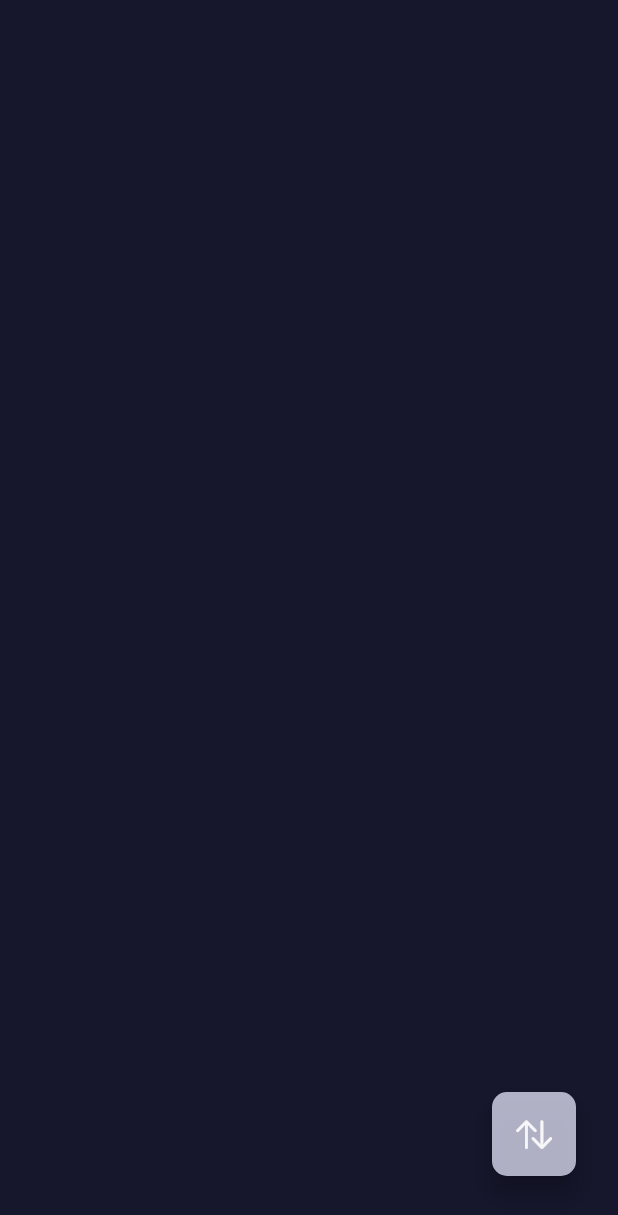
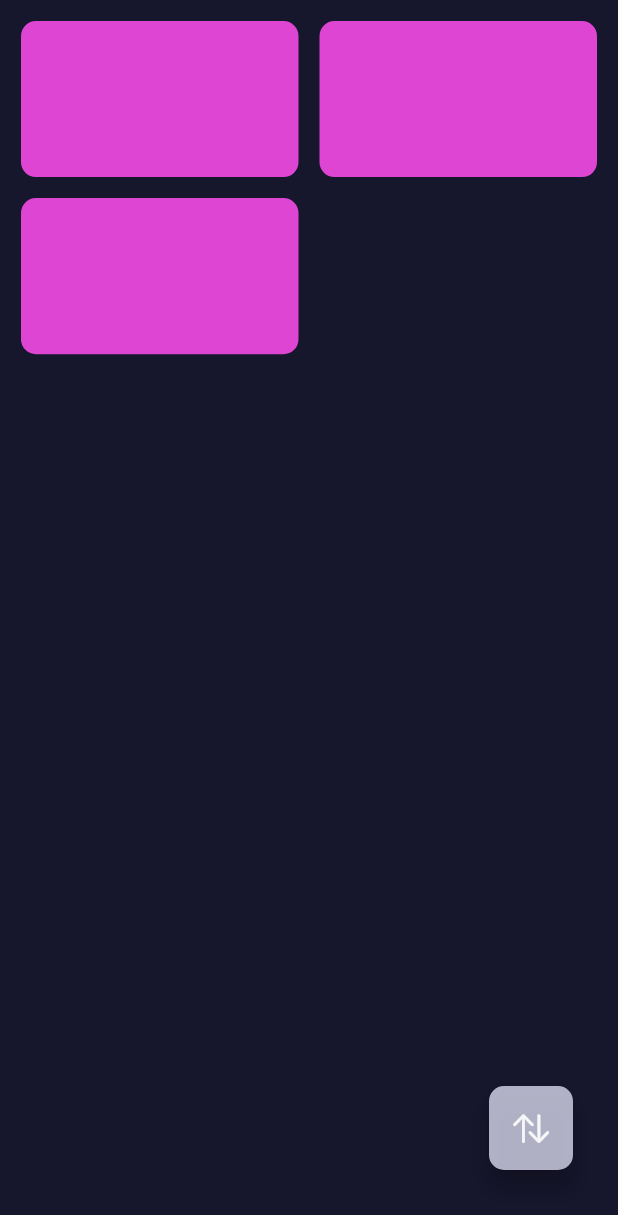
Before and after one commit to Louis-Ian/DogeFinances, a Flutter app: the screen it shows after launch, on a phone screen of 412 x 824 dp. Shown: the top 1215 px of the screen. Run offline on Flutter 3.47's test engine with Material 2 defaults, Android fonts, the light colour scheme and no system bars.

Commit message:
Account widget shape, accounts grid and random "bright" color logic implemented

```diff
--- /dev/null
+++ b/doge_finances/lib/components/widgets/accountInfoWidget.dart
@@ -0,0 +1,56 @@
+import 'dart:math';
+
+import 'package:doge_finances/constants.dart';
+import 'package:flutter/material.dart';
+
+class AccountInfo extends StatefulWidget {
+  // const AccountInfo({Key key}) : super(key: key);
+
+  @override
+  _AccountInfoState createState() => _AccountInfoState();
+}
+
+class _AccountInfoState extends State<AccountInfo> {
+  Color randomBrightColor() {
+    var color69 = new Random().nextInt(3);  // Choose which field (R, G, or B) will have the 69 value
+    var color222 = new Random().nextBool(); // Choose which field the 2 fields that are left (the first or the second) will have the 222 value
+    var colorVal = 69 + new Random().nextInt(153);  // Choose tha random value for the last field
+
+    var finalColor;
+
+    if (color69 == 0) {
+      if (color222) {
+        finalColor = Color.fromRGBO(69, 222, colorVal, 1);
+      } else {
+        finalColor = Color.fromRGBO(69, colorVal, 222, 1);
+      }
+    } else if (color69 == 1) {
+      if (color222) {
+        finalColor = Color.fromRGBO(222, 69, colorVal, 1);
+      } else {
+        finalColor = Color.fromRGBO(colorVal, 69, 222, 1);
+      }
+    } else {
+      if (color222) {
+        finalColor = Color.fromRGBO(222, colorVal, 69, 1);
+      } else {
+        finalColor = Color.fromRGBO(colorVal, 222, 69, 1);
+      }
+    }
+
+    return finalColor;
+}
+
+
+@override
+Widget build(BuildContext context) {
+  return SizedBox(
+    child: Container(
+      padding: const EdgeInsets.all(defaultPadding),
+      decoration: BoxDecoration(
+        color: randomBrightColor(),
+        borderRadius: BorderRadius.all(Radius.circular(defaultRadius)),
+      ),
+    ),
+  );
+}}
--- /dev/null
+++ b/doge_finances/lib/components/widgets/addTransactionButton.dart
@@ -0,0 +1,31 @@
+import 'package:flutter/material.dart';
+import 'package:flutter/cupertino.dart';
+
+import 'package:doge_finances/theme/colors.dart';
+import '../../constants.dart';
+
+class AddTransactionButton extends StatefulWidget {
+  // const AddTransactionButton({Key key}) : super(key: key);
+
+  @override
+  _AddTransactionButtonState createState() => _AddTransactionButtonState();
+}
+
+class _AddTransactionButtonState extends State<AddTransactionButton> {
+  @override
+  Widget build(BuildContext context) {
+    return FloatingActionButton(
+      onPressed: () {
+
+      },
+      child: Icon(
+        CupertinoIcons.arrow_up_arrow_down,
+        color: dogeWhite.withOpacity(0.9),
+      ),
+      shape: RoundedRectangleBorder(
+        borderRadius: BorderRadius.all(Radius.circular(defaultRadius)),
+      ),
+      backgroundColor: dogeIce.withOpacity(0.8),
+    );
+  }
+}
--- /dev/null
+++ b/doge_finances/lib/constants.dart
@@ -0,0 +1,2 @@
+const defaultPadding = 14.0;
+const defaultRadius = 10.0;
--- a/doge_finances/lib/screens/homescreen.dart
+++ b/doge_finances/lib/screens/homescreen.dart
@@ -1,9 +1,11 @@
+import 'package:doge_finances/components/widgets/addTransactionButton.dart';
 import 'package:flutter/material.dart';
 import 'package:flutter/cupertino.dart';
 import 'package:doge_finances/theme/colors.dart';
+import 'package:doge_finances/constants.dart';
+import 'package:doge_finances/components/widgets/accountInfoWidget.dart';
 
 class Homescreen extends StatefulWidget {
-
   @override
   _HomescreenState createState() => _HomescreenState();
 }
@@ -14,19 +16,25 @@ class _HomescreenState extends State<Homescreen> {
     return Scaffold(
       backgroundColor: dogeMidnight,
       floatingActionButton: Padding(
-        padding: const EdgeInsets.fromLTRB(0, 0, 12, 24),
-        child: FloatingActionButton(
-          onPressed: () {
-
-          },
-          child: Icon(
-            CupertinoIcons.arrow_up_arrow_down,
-            color: dogeWhite.withOpacity(0.9),
-          ),
-          shape: RoundedRectangleBorder(borderRadius:
-          BorderRadius.all(Radius.circular(10)),
-          ),
-          backgroundColor: dogeIce.withOpacity(0.8),
+          padding: const EdgeInsets.fromLTRB(
+              0, 0, defaultPadding, 2 * defaultPadding),
+          child: AddTransactionButton()),
+      body: SafeArea(
+        child: Column(
+          children: [
+            GridView.builder(
+              padding: const EdgeInsets.all(defaultPadding),
+              shrinkWrap: true,
+              itemCount: 3,
+              gridDelegate: SliverGridDelegateWithFixedCrossAxisCount(
+                crossAxisCount: 2,
+                crossAxisSpacing: defaultPadding,
+                mainAxisSpacing: defaultPadding,
+                childAspectRatio: 16/9,
+              ),
+              itemBuilder: (context, index) => AccountInfo(),
+            ),
+          ],
         ),
       ),
     );
```
